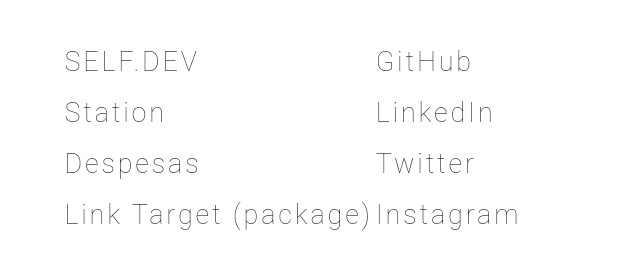
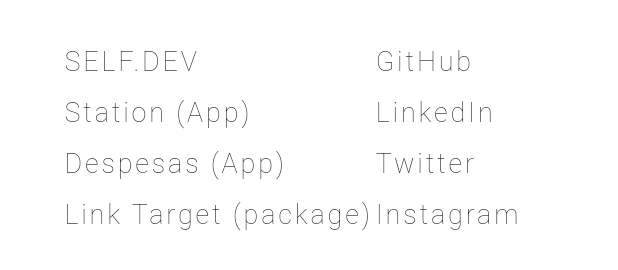
Before and after one commit to Juliotati/juliotati.com, a Flutter app: the _FooterLinks widget shown alone on an empty page, opened directly, on a phone screen of 412 x 824 dp. Shown: the part 429-699 px from the top of the screen. Run offline on Flutter 3.47's test engine with Material 3 defaults, Android fonts, the light colour scheme and no system bars; our stand-ins replace go_router, google_fonts; missing offline and left inert: link_target.

```diff
--- a/lib/core/router/config.dart
+++ b/lib/core/router/config.dart
@@ -16,7 +16,7 @@
         mainAxisAlignment: MainAxisAlignment.center,
         children: [
           Text(
-            '404 - Not Found',
+            '"Pick up a shovel and ddo something"',
             style: Theme.of(context).textTheme.titleLarge,
           ),
           ElevatedButton(
--- a/lib/pages/home/widgets/footer.dart
+++ b/lib/pages/home/widgets/footer.dart
@@ -64,14 +64,14 @@
                   enableHyphen: true,
                 ),
                 _AppLinkText(
-                  'Station',
+                  'Station (App)',
                   key: const Key('footer_station_link'),
                   url: Links.station,
                   fontSize: linkSize,
                   enableHyphen: true,
                 ),
                 _AppLinkText(
-                  'Despesas',
+                  'Despesas (App)',
                   key: const Key('footer_despesas_link'),
                   url: Links.despesas,
                   fontSize: linkSize,
--- a/pubspec.yaml
+++ b/pubspec.yaml
@@ -1,7 +1,7 @@
 name: juliotati
 description: "Júlio Tati is a curious being interested in the human mind. As for what he spends his on, he helps translate and transform ideas to usable products in form of well engineered software."
 
-version: 0.0.2+2
+version: 0.0.3+3
 
 environment:
   sdk: '>=3.3.0 <4.0.0'
```
Also changed, not shown: pubspec.lock, 1 other file.
